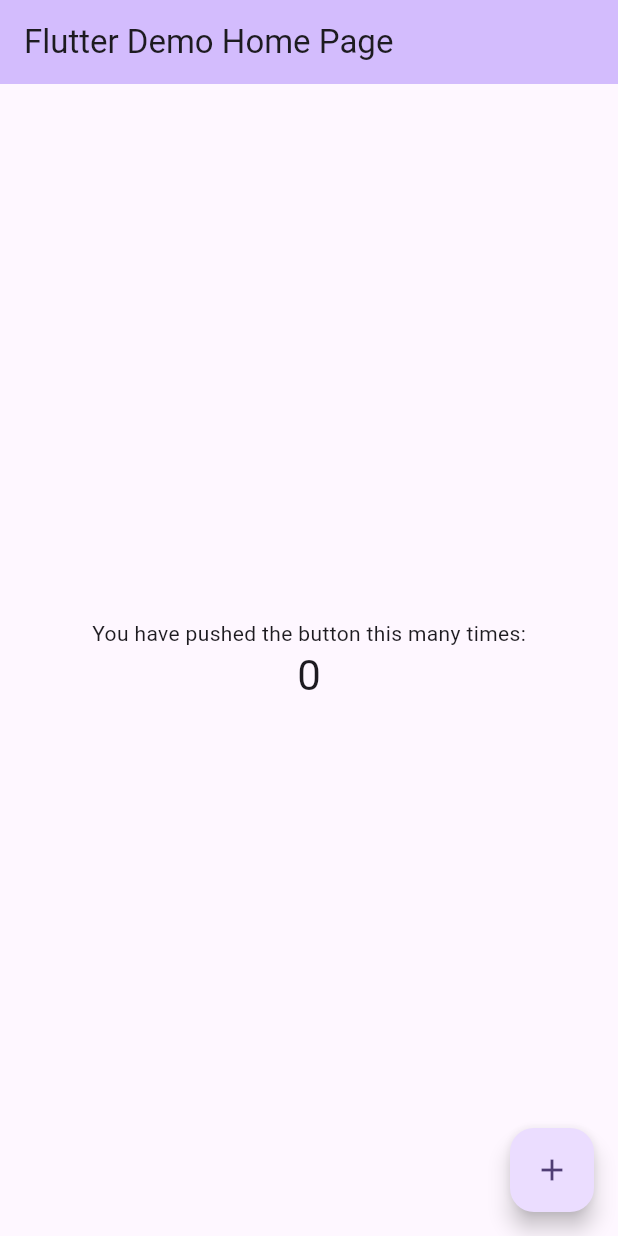
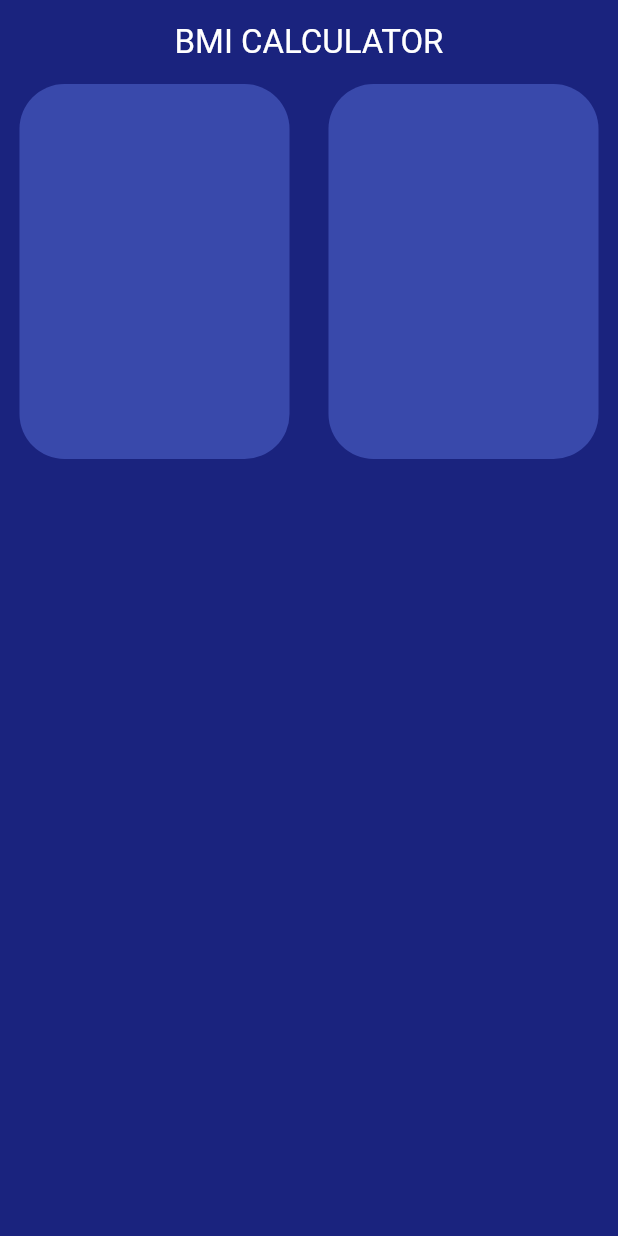
Before and after one commit to kareem-nehad/bmi_amit, a Flutter app: the screen it shows after launch, on a phone screen of 412 x 824 dp. Run offline on Flutter 3.47's test engine with Material 3 defaults, Android fonts, the phone set to English and light mode, and no system bars.

Commit message:
update the design

```diff
--- /dev/null
+++ b/lib/calculater_page.dart
@@ -0,0 +1,53 @@
+import 'package:flutter/material.dart';
+
+class CalculatorPage extends StatelessWidget {
+  const CalculatorPage({super.key});
+
+  @override
+  Widget build(BuildContext context) {
+    return Scaffold(
+      backgroundColor: Colors.indigo[900],
+      appBar: AppBar(
+        title: const Text(
+            'BMI CALCULATOR',
+          style: TextStyle(
+            color: Colors.white,
+          ),
+        ),
+        centerTitle: true,
+        backgroundColor: Colors.indigo[900],
+        ),
+      body: Column(
+        mainAxisAlignment: MainAxisAlignment.start,
+        children: [
+          Row(
+            mainAxisAlignment: MainAxisAlignment.spaceAround,
+            children: [
+              Container(
+                height: 250,
+                width: 180,
+                decoration:BoxDecoration(
+                  color: Colors.indigo[600],
+                  borderRadius: BorderRadius.circular(30),
+                ),
+        ),
+              Container(
+                height: 250,
+                width: 180,
+                decoration: BoxDecoration(
+                  color: Colors.indigo[600],
+                  borderRadius: BorderRadius.circular(30),
+                ),
+              ),
+
+
+            ],
+          )
+        ],
+      ),
+      );
+
+
+
+  }
+}
--- a/lib/main.dart
+++ b/lib/main.dart
@@ -1,125 +1,29 @@
+import 'package:bmi_amit/calculater_page.dart';
 import 'package:flutter/material.dart';
 
 void main() {
-  runApp(const MyApp());
+  runApp(const BMIApp());
 }
 
-class MyApp extends StatelessWidget {
-  const MyApp({super.key});
+class BMIApp extends StatelessWidget {
+  const BMIApp({super.key});
 
   // This widget is the root of your application.
   @override
   Widget build(BuildContext context) {
     return MaterialApp(
-      title: 'BMI flutter Demo',
+      title: 'BMI App',
       theme: ThemeData(
-        // This is the theme of your application.
-        //
-        // TRY THIS: Try running your application with "flutter run". You'll see
-        // the application has a purple toolbar. Then, without quitting the app,
-        // try changing the seedColor in the colorScheme below to Colors.green
-        // and then invoke "hot reload" (save your changes or press the "hot
-        // reload" button in a Flutter-supported IDE, or press "r" if you used
-        // the command line to start the app).
-        //
-        // Notice that the counter didn't reset back to zero; the application
-        // state is not lost during the reload. To reset the state, use hot
-        // restart instead.
-        //
-        // This works for code too, not just values: Most code changes can be
-        // tested with just a hot reload.
+
+
         colorScheme: ColorScheme.fromSeed(seedColor: Colors.deepPurple),
         useMaterial3: true,
       ),
-      home: const MyHomePage(title: 'Flutter Demo Home Page'),
+      initialRoute: '/',
+      routes:{
+        '/': (context) => const CalculatorPage(),
+  },
+
     );
   }
 }
-
-class MyHomePage extends StatefulWidget {
-  const MyHomePage({super.key, required this.title});
-
-  // This widget is the home page of your application. It is stateful, meaning
-  // that it has a State object (defined below) that contains fields that affect
-  // how it looks.
-
-  // This class is the configuration for the state. It holds the values (in this
-  // case the title) provided by the parent (in this case the App widget) and
-  // used by the build method of the State. Fields in a Widget subclass are
-  // always marked "final".
-
-  final String title;
-
-  @override
-  State<MyHomePage> createState() => _MyHomePageState();
-}
-
-class _MyHomePageState extends State<MyHomePage> {
-  int _counter = 0;
-
-  void _incrementCounter() {
-    setState(() {
-      // This call to setState tells the Flutter framework that something has
-      // changed in this State, which causes it to rerun the build method below
-      // so that the display can reflect the updated values. If we changed
-      // _counter without calling setState(), then the build method would not be
-      // called again, and so nothing would appear to happen.
-      _counter++;
-    });
-  }
-
-  @override
-  Widget build(BuildContext context) {
-    // This method is rerun every time setState is called, for instance as done
-    // by the _incrementCounter method above.
-    //
-    // The Flutter framework has been optimized to make rerunning build methods
-    // fast, so that you can just rebuild anything that needs updating rather
-    // than having to individually change instances of widgets.
-    return Scaffold(
-      appBar: AppBar(
-        // TRY THIS: Try changing the color here to a specific color (to
-        // Colors.amber, perhaps?) and trigger a hot reload to see the AppBar
-        // change color while the other colors stay the same.
-        backgroundColor: Theme.of(context).colorScheme.inversePrimary,
-        // Here we take the value from the MyHomePage object that was created by
-        // the App.build method, and use it to set our appbar title.
-        title: Text(widget.title),
-      ),
-      body: Center(
-        // Center is a layout widget. It takes a single child and positions it
-        // in the middle of the parent.
-        child: Column(
-          // Column is also a layout widget. It takes a list of children and
-          // arranges them vertically. By default, it sizes itself to fit its
-          // children horizontally, and tries to be as tall as its parent.
-          //
-          // Column has various properties to control how it sizes itself and
-          // how it positions its children. Here we use mainAxisAlignment to
-          // center the children vertically; the main axis here is the vertical
-          // axis because Columns are vertical (the cross axis would be
-          // horizontal).
-          //
-          // TRY THIS: Invoke "debug painting" (choose the "Toggle Debug Paint"
-          // action in the IDE, or press "p" in the console), to see the
-          // wireframe for each widget.
-          mainAxisAlignment: MainAxisAlignment.center,
-          children: <Widget>[
-            const Text(
-              'You have pushed the button this many times:',
-            ),
-            Text(
-              '$_counter',
-              style: Theme.of(context).textTheme.headlineMedium,
-            ),
-          ],
-        ),
-      ),
-      floatingActionButton: FloatingActionButton(
-        onPressed: _incrementCounter,
-        tooltip: 'Increment',
-        child: const Icon(Icons.add),
-      ), // This trailing comma makes auto-formatting nicer for build methods.
-    );
-  }
-}
```
Also changed, not shown: 1 other file.
